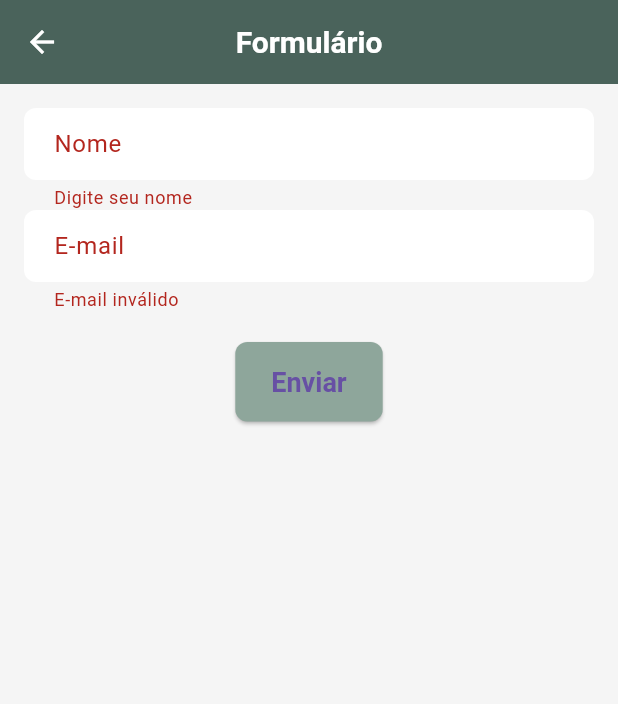
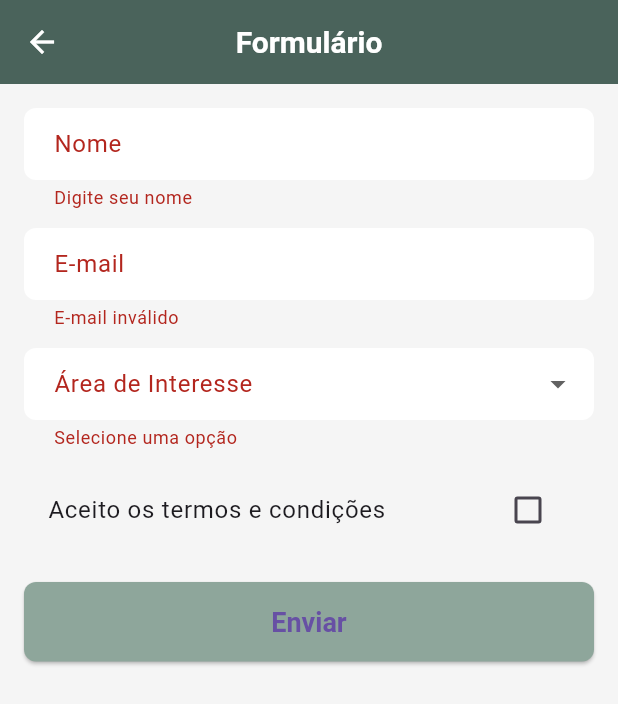
Before and after one commit to J0N4SrR/BRADEMO-PROJETO-BIMESTRAL, a Flutter app: the FormScreen screen opened by its route, after a tap on "Enviar", on a phone screen of 412 x 824 dp. Shown: the top 704 px of the screen. Run offline on Flutter 3.47's test engine with Material 3 defaults, Android fonts, the phone set to English and light mode, and no system bars; our stand-ins replace flutter_svg; Roboto replaces fonts that are missing (Alegreya).

Commit message:
alterações no forms

```diff
--- a/lib/screens/form_screen.dart
+++ b/lib/screens/form_screen.dart
@@ -9,15 +9,33 @@ class FormScreen extends StatefulWidget {
 
 class _FormScreenState extends State<FormScreen> {
   final _formKey = GlobalKey<FormState>();
+
   String? _name;
   String? _email;
+  String? _selectedInterest;
+  bool _acceptTerms = false;
+
+  final List<String> _interests = [
+    'Meditação',
+    'Sono',
+    'Bem-estar',
+    'Música',
+    'Relaxamento',
+  ];
 
   void _submitForm() {
     if (_formKey.currentState!.validate()) {
+      if (!_acceptTerms) {
+        ScaffoldMessenger.of(context).showSnackBar(
+          const SnackBar(content: Text('Você precisa aceitar os termos.')),
+        );
+        return;
+      }
+
       _formKey.currentState!.save();
 
       ScaffoldMessenger.of(context).showSnackBar(
-        SnackBar(content: Text('Formulário enviado com sucesso!')),
+        const SnackBar(content: Text('Formulário enviado com sucesso!')),
       );
     }
   }
@@ -26,31 +44,55 @@ class _FormScreenState extends State<FormScreen> {
   Widget build(BuildContext context) {
     return Scaffold(
       appBar: AppBar(
-        title: Text('Formulário'),
+        title: const Text('Formulário'),
       ),
       body: Padding(
         padding: const EdgeInsets.all(16.0),
         child: Form(
           key: _formKey,
-          child: Column(
+          child: ListView(
             children: [
               TextFormField(
-                decoration: InputDecoration(labelText: 'Nome'),
+                decoration: const InputDecoration(labelText: 'Nome'),
                 validator: (value) =>
                     value == null || value.isEmpty ? 'Digite seu nome' : null,
                 onSaved: (value) => _name = value,
               ),
+              const SizedBox(height: 12),
               TextFormField(
-                decoration: InputDecoration(labelText: 'E-mail'),
+                decoration: const InputDecoration(labelText: 'E-mail'),
                 keyboardType: TextInputType.emailAddress,
                 validator: (value) =>
                     value != null && value.contains('@') ? null : 'E-mail inválido',
                 onSaved: (value) => _email = value,
               ),
+              const SizedBox(height: 12),
+              DropdownButtonFormField<String>(
+                decoration: const InputDecoration(labelText: 'Área de Interesse'),
+                items: _interests
+                    .map((interest) => DropdownMenuItem(
+                          value: interest,
+                          child: Text(interest),
+                        ))
+                    .toList(),
+                validator: (value) =>
+                    value == null ? 'Selecione uma opção' : null,
+                onChanged: (value) {
+                  setState(() => _selectedInterest = value);
+                },
+              ),
+              const SizedBox(height: 12),
+              CheckboxListTile(
+                title: const Text('Aceito os termos e condições'),
+                value: _acceptTerms,
+                onChanged: (bool? value) {
+                  setState(() => _acceptTerms = value ?? false);
+                },
+              ),
               const SizedBox(height: 20),
               ElevatedButton(
                 onPressed: _submitForm,
-                child: Text('Enviar'),
+                child: const Text('Enviar'),
               ),
             ],
           ),
```
Also changed, not shown: lib/screens/grid_screen.dart (+38 -2 lines), lib/screens/shell_screen.dart (+9 -0 lines).
